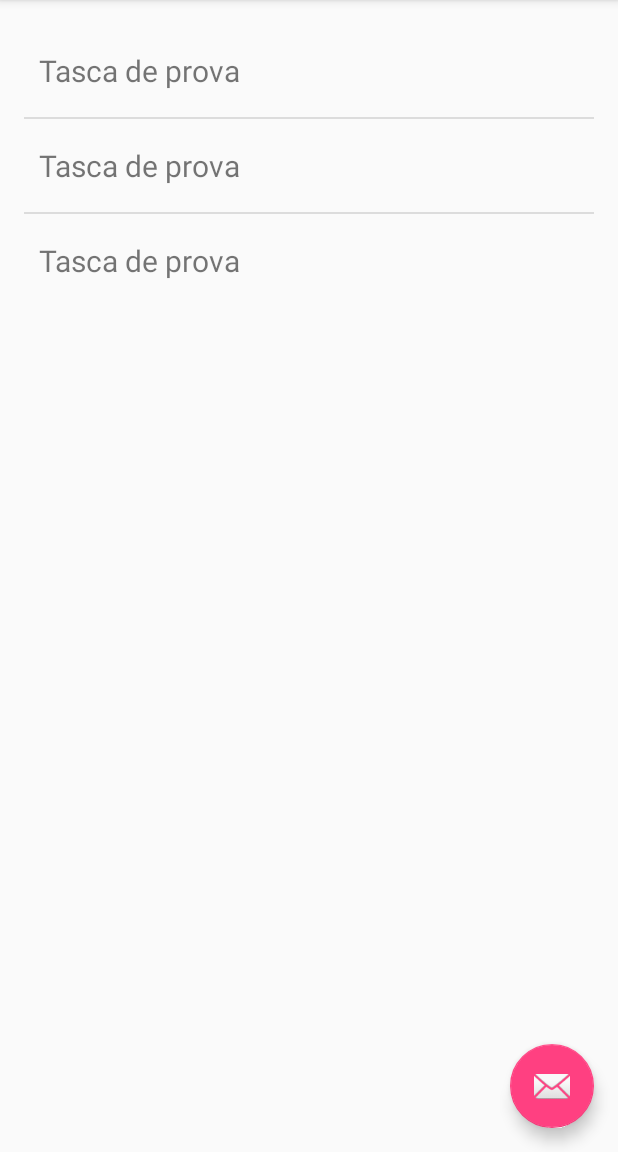
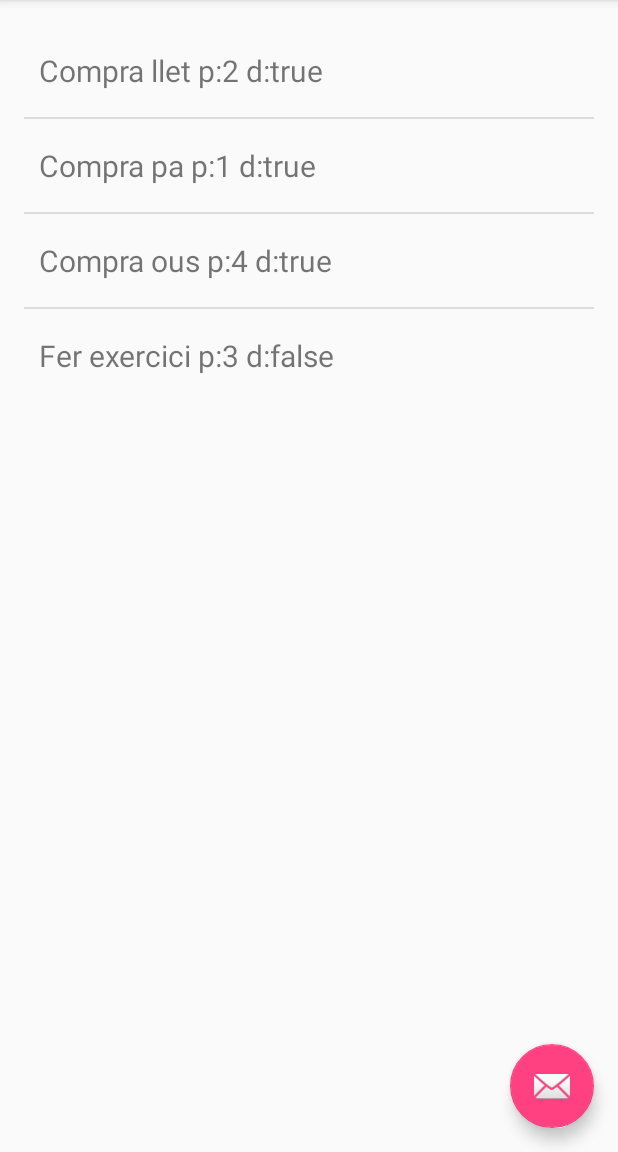
Before and after one commit to AlvaradoAdam15/ToDoAndroid, an Android app: the screen it shows after launch (MainActivity), on a phone screen of 412 x 824 dp, the part 84-1236 px from its top. Run offline under Robolectric (Android 15) with nearby library versions, the phone set to English and light mode, and no system bars.

Commit message:
Show json on the textView

```diff
--- a/app/src/main/java/com/iesebre/dam2/adam/todos/CustomListAtapter.java
+++ b/app/src/main/java/com/iesebre/dam2/adam/todos/CustomListAtapter.java
@@ -5,6 +5,7 @@ import android.view.LayoutInflater;
 import android.view.View;
 import android.view.ViewGroup;
 import android.widget.BaseAdapter;
+import android.widget.TextView;
 
 import java.util.ArrayList;
 
@@ -46,6 +47,13 @@ public class CustomListAtapter extends BaseAdapter {
 
         }
 
+        TextView tv = (TextView) convertView.findViewById(R.id.todolistitemtext);
+
+        //tv.setText("Hello Wordl");
+        tv.setText(list.get(position).getName()+
+        " p:" +list.get(position).getPriority() +
+        " d:" +list.get(position).isDone());
+
         return convertView;
     }
 }
--- a/app/src/main/java/com/iesebre/dam2/adam/todos/MainActivity.java
+++ b/app/src/main/java/com/iesebre/dam2/adam/todos/MainActivity.java
@@ -56,6 +56,7 @@ public class MainActivity extends AppCompatActivity
         if (todoList == null){
             String initial_json= "[{name:\"Compra llet\", \"done\": true, \"priority\": 2},\n" +
                     "            {name:\"Compra pa\", \"done\": true, \"priority\": 1},\n" +
+                    "            {name:\"Compra ous\", \"done\": true, \"priority\": 4},\n" +
                     "            {name:\"Fer exercici\", \"done\": false, \"priority\": 3}]";
             SharedPreferences.Editor editor = todos.edit();
             editor.putString(TODO_LIST, initial_json);
--- a/app/src/main/res/layout/todolistitem.xml
+++ b/app/src/main/res/layout/todolistitem.xml
@@ -1,5 +1,5 @@
 <?xml version="1.0" encoding="utf-8"?>
-<RelativeLayout xmlns:android="http://schemas.android.com/apk/res/android"
+<LinearLayout xmlns:android="http://schemas.android.com/apk/res/android"
     xmlns:app="http://schemas.android.com/apk/res-auto"
     android:id="@+id/todolistitem"
     android:layout_width="fill_parent"
@@ -11,9 +11,9 @@
         android:layout_width="fill_parent"
         android:layout_height="62dp"
         android:paddingLeft="10dp"
-        android:text="Tasca de prova"
+        android:text="Nom"
         android:gravity="center_vertical"
         android:textSize="20sp"
         android:clickable="true"/>
 
-</RelativeLayout>
+</LinearLayout>
```
